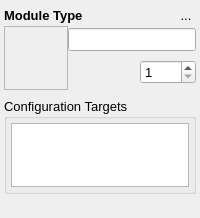
Above: src/gui/charts/moduleblock.ui from disorderedmaterials/dissolve before the change. Below: the same form after it.
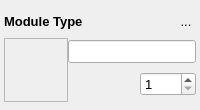
That is the form after the change. Icons and pictures are not drawn. Custom widgets are drawn as their Qt base class.

Commit message: Rework ModuleListEditor, ModuleControlWidget, and associated classes.

What changed in the file:
```diff
--- a/src/gui/charts/moduleblock.ui
+++ b/src/gui/charts/moduleblock.ui
@@ -7,7 +7,7 @@
     <x>0</x>
     <y>0</y>
     <width>200</width>
-    <height>218</height>
+    <height>110</height>
    </rect>
   </property>
   <property name="sizePolicy">
@@ -339,99 +339,8 @@
      </layout>
     </widget>
    </item>
-   <item>
-    <widget class="QWidget" name="KeywordsControlWidget" native="true">
-     <property name="sizePolicy">
-      <sizepolicy hsizetype="Minimum" vsizetype="Minimum">
-       <horstretch>0</horstretch>
-       <verstretch>0</verstretch>
-      </sizepolicy>
-     </property>
-     <layout class="QVBoxLayout" name="verticalLayout_4">
-      <property name="spacing">
-       <number>4</number>
-      </property>
-      <property name="leftMargin">
-       <number>0</number>
-      </property>
-      <property name="topMargin">
-       <number>0</number>
-      </property>
-      <property name="rightMargin">
-       <number>0</number>
-      </property>
-      <property name="bottomMargin">
-       <number>0</number>
-      </property>
-      <item>
-       <widget class="QGroupBox" name="ConfigurationTargetGroup">
-        <property name="title">
-         <string>Configuration Targets</string>
-        </property>
-        <layout class="QVBoxLayout" name="verticalLayout_5">
-         <property name="spacing">
-          <number>4</number>
-         </property>
-         <property name="leftMargin">
-          <number>4</number>
-         </property>
-         <property name="topMargin">
-          <number>4</number>
-         </property>
-         <property name="rightMargin">
-          <number>4</number>
-         </property>
-         <property name="bottomMargin">
-          <number>4</number>
-         </property>
-         <item>
-          <widget class="QListWidget" name="ConfigurationTargetList">
-           <property name="sizePolicy">
-            <sizepolicy hsizetype="Expanding" vsizetype="Minimum">
-             <horstretch>0</horstretch>
-             <verstretch>0</verstretch>
-            </sizepolicy>
-           </property>
-           <property name="maximumSize">
-            <size>
-             <width>16777215</width>
-             <height>64</height>
-            </size>
-           </property>
-           <property name="editTriggers">
-            <set>QAbstractItemView::NoEditTriggers</set>
-           </property>
-           <property name="viewMode">
-            <enum>QListView::ListMode</enum>
-           </property>
-          </widget>
-         </item>
-        </layout>
-       </widget>
-      </item>
-      <item>
-       <widget class="KeywordsWidget" name="ModuleKeywordsWidget" native="true">
-        <property name="sizePolicy">
-         <sizepolicy hsizetype="Preferred" vsizetype="Expanding">
-          <horstretch>0</horstretch>
-          <verstretch>0</verstretch>
-         </sizepolicy>
-        </property>
-       </widget>
-      </item>
-     </layout>
-    </widget>
-   </item>
   </layout>
  </widget>
- <customwidgets>
-  <customwidget>
-   <class>KeywordsWidget</class>
-   <extends>QWidget</extends>
-   <header>gui/keywordwidgets/widget.hui</header>
-   <container>1</container>
-  </customwidget>
- </customwidgets>
  <resources>
   <include location="../main.qrc"/>
   <include location="../main.qrc"/>
```
The commit also changes 19 other files.
